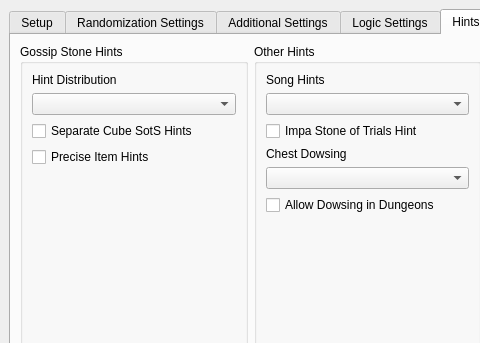
Qt form gui/randogui.ui (NindyBK/ssrnppbuild) before a commit; both pictures show x 0 to 480 and y 0 to 343 of the 1202 by 759 pixel window.
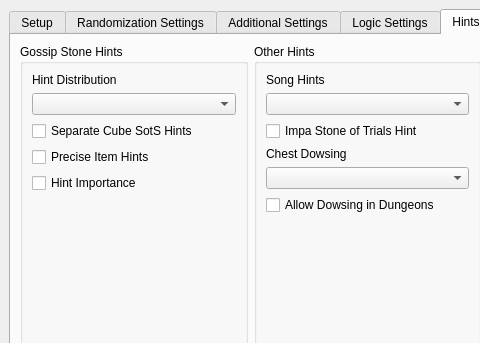
The same form after that commit. The open tabs and pages were chosen to show the change.

Commit message: Hint Importance & Kikwis in any order :)

What changed in the file:
```diff
--- a/gui/randogui.ui
+++ b/gui/randogui.ui
@@ -1754,6 +1754,13 @@
                </property>
               </widget>
              </item>
+             <item>
+              <widget class="QCheckBox" name="option_hint_importance">
+               <property name="text">
+                <string>Hint Importance</string>
+               </property>
+              </widget>
+             </item>
              <item>
               <spacer name="vspace_stone_hints">
                <property name="orientation">
```
The commit also changes 6 other files.
